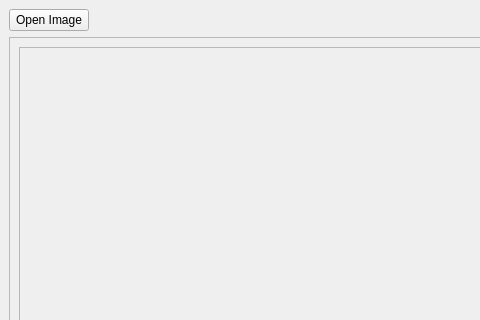
Tik-tak753/dd, file mainwindow.ui: the form before one commit; both pictures show x 0 to 480 and y 0 to 320 of the 1000 by 700 pixel window.
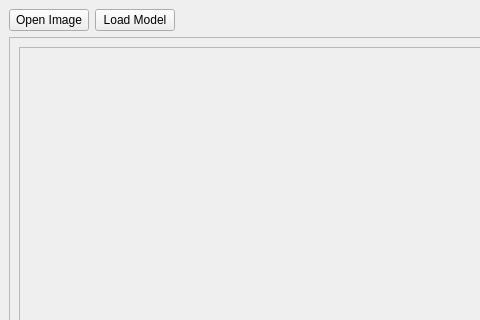
The form after the commit.

Commit message: Add runtime ONNX model selection via UI

```diff
--- a/mainwindow.ui
+++ b/mainwindow.ui
@@ -24,6 +24,13 @@
         </property>
        </widget>
       </item>
+      <item>
+       <widget class="QPushButton" name="loadModelButton">
+        <property name="text">
+         <string>Load Model</string>
+        </property>
+       </widget>
+      </item>
       <item>
        <spacer name="horizontalSpacer">
         <property name="orientation">
```
The commit also changes 4 other files.
